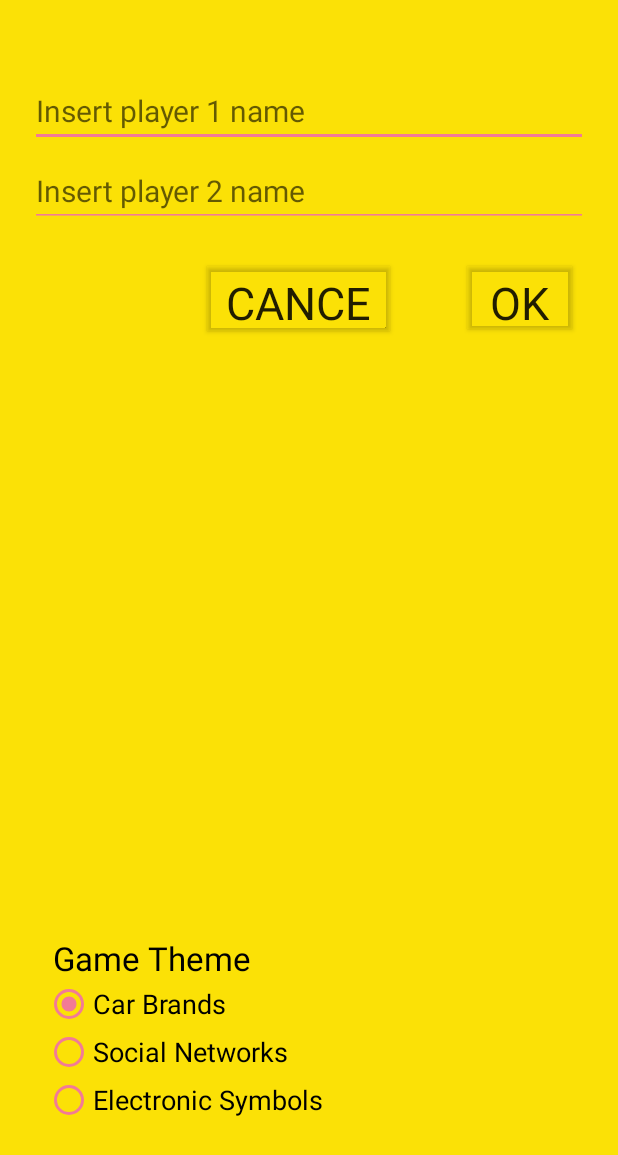
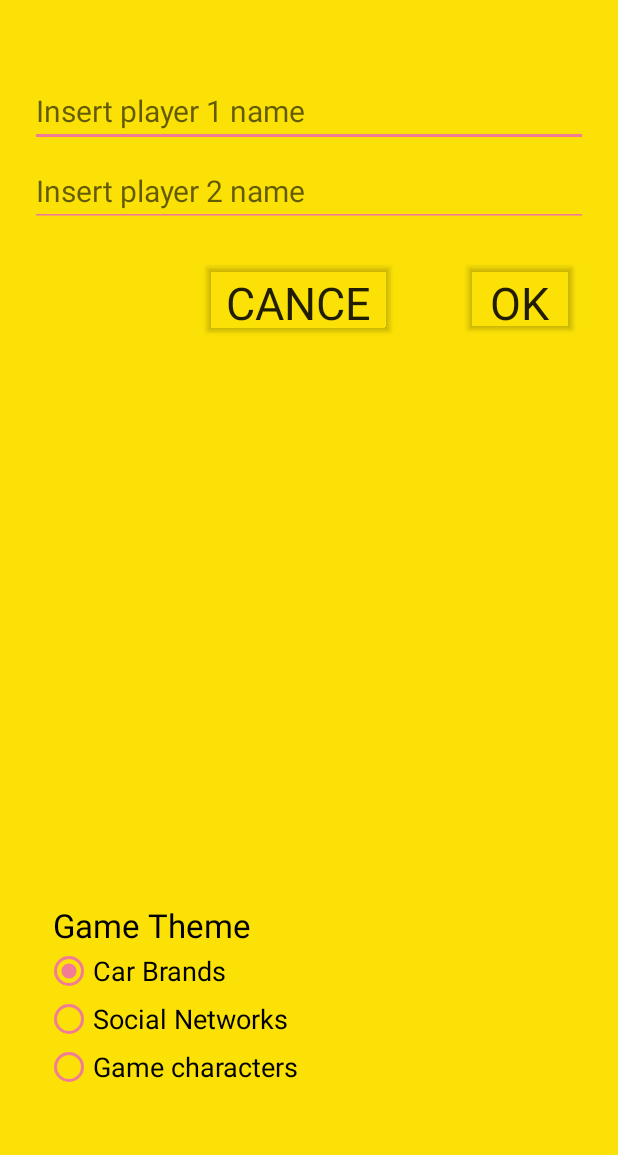
Before and after one commit to Pedrom029/MemoryGame, an Android app: the UsernameActivity screen opened directly, with no data from a screen before it, on a phone screen of 412 x 824 dp. Shown: the top 1155 px of the screen. Run offline under Robolectric (Android 15) with nearby library versions, the phone set to English and light mode, and no system bars; Roboto replaces fonts that are not available here.

Commit message:
Correções no aspeto adição do tema games

```diff
--- a/app/src/main/res/layout/activity_about.xml
+++ b/app/src/main/res/layout/activity_about.xml
@@ -50,7 +50,7 @@
         android:layout_height="wrap_content"
         android:layout_marginStart="50dp"
         android:layout_marginTop="20dp"
-        android:text="Game:\nPedro Martins\nGonçalo Pereira\nFernando Ferreira"
+        android:text="GAME:\nPedro Martins\nGonçalo Pereira\nFernando Ferreira"
         android:textSize="18sp"
         app:layout_constraintStart_toStartOf="parent"
         app:layout_constraintTop_toBottomOf="@+id/textView2_a" />
@@ -61,7 +61,7 @@
         android:layout_height="wrap_content"
         android:layout_marginStart="50dp"
         android:layout_marginTop="20dp"
-        android:text="Image:\nPedro Martins\nEmi Tulett (Brain Jar)"
+        android:text="COPYRIGHT NOTICE:\nAll images or brands appearing\nin this game are exclusive\nproperty of the respective owners\n"
         android:textSize="18sp"
         app:layout_constraintStart_toStartOf="parent"
         app:layout_constraintTop_toBottomOf="@+id/textView3_a" />
--- a/app/src/main/res/layout/activity_username.xml
+++ b/app/src/main/res/layout/activity_username.xml
@@ -76,19 +76,16 @@
         app:layout_constraintTop_toBottomOf="@+id/userName" />
 
 
-
     <ListView
         android:id="@+id/listNames"
+        android:layout_width="match_parent"
         android:layout_height="213dp"
-            android:layout_width="match_parent"
         android:layout_marginStart="20dp"
-            android:layout_marginTop="20dp"
+        android:layout_marginTop="50dp"
         android:layout_marginEnd="20dp"
-            android:layout_marginBottom="20dp"
         app:layout_constraintEnd_toEndOf="parent"
         app:layout_constraintStart_toStartOf="parent"
-            app:layout_constraintTop_toBottomOf="@+id/buttonCancel_m"
-            app:layout_constraintBottom_toTopOf="@+id/radioGroup"/>
+        app:layout_constraintTop_toBottomOf="@+id/buttonCancel_m" />
 
 
 
@@ -135,7 +132,7 @@
             android:buttonTintMode="src_in"
             android:fontFamily="@font/changa_one"
             android:text="@string/radioBtn2_u"
-            android:tag="networks"
+            android:tag="social"
             android:textSize="18sp" />
 
         <RadioButton
@@ -146,7 +143,7 @@
             android:buttonTintMode="src_in"
             android:fontFamily="@font/changa_one"
             android:text="@string/radioBtn3_u"
-            android:tag="electronics"
+            android:tag="games"
             android:textSize="18sp" />
 
     </RadioGroup>
--- a/app/src/main/res/values/strings.xml
+++ b/app/src/main/res/values/strings.xml
@@ -22,7 +22,7 @@
     <string name="game_theme_u">Game Theme</string>
     <string name="radioBtn1_u">Car Brands</string>
     <string name="radioBtn2_u">Social Networks</string>
-    <string name="radioBtn3_u">Electronic Symbols</string>
+    <string name="radioBtn3_u">Game characters</string>
     <string name="radioButtonEasy">easy</string>
     <string name="radioButtonMedium">medium</string>
     <string name="radioButtonHard">hard</string>
```
Also changed, not shown: app/src/main/java/com/example/memorygame/GameActivity.java (+24 -12 lines), app/src/main/res/layout/activity_score.xml (+11 -8 lines), app/src/main/res/drawable/crashbandicoot.png (added), app/src/main/res/drawable/cuphead.png (added), app/src/main/res/drawable/donkeykong.png (added), app/src/main/res/drawable/fallout.png (added), app/src/main/res/drawable/mario.png (added), app/src/main/res/drawable/megaman.png (added), app/src/main/res/drawable/pacman.png (added), app/src/main/res/drawable/pikachu.png (added), app/src/main/res/drawable/sonic.png (added), app/src/main/res/drawable/zelda.png (added). Lines whose indentation alone changed are shown as unchanged.
